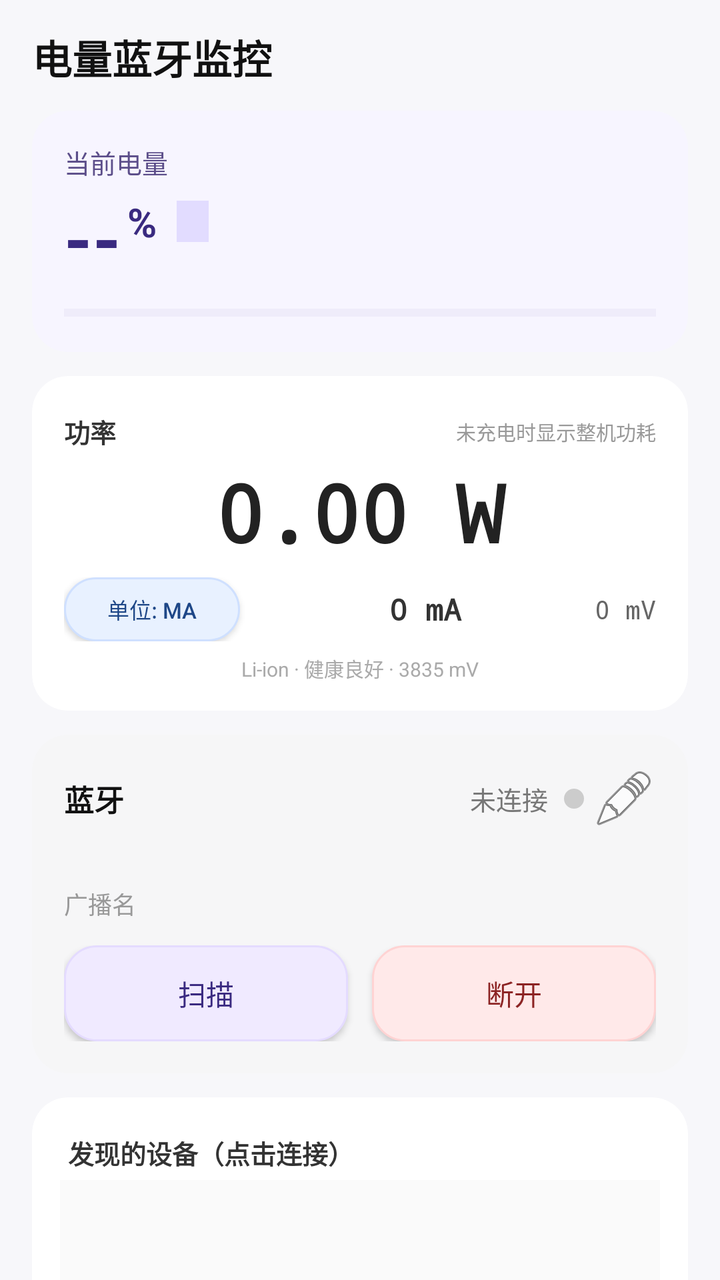
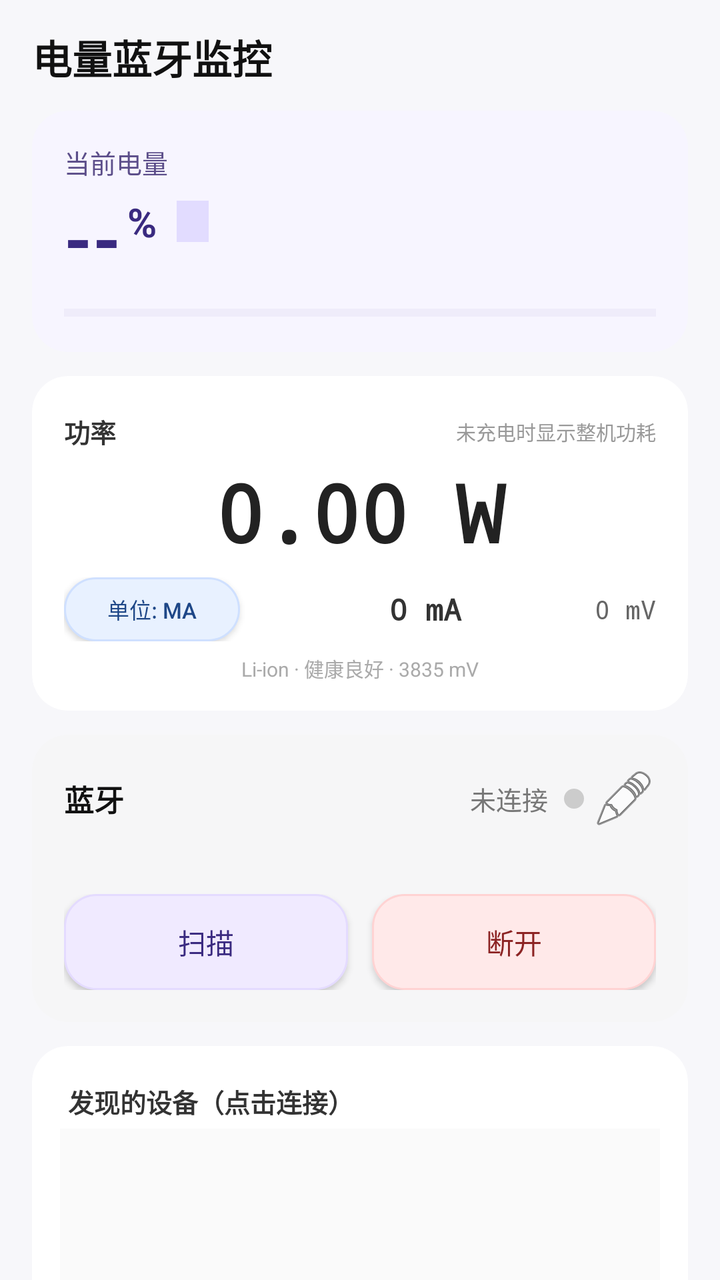

Compare the two renders of this Android layout. The source of the first and the diff that turns it into the second are given below.
<!-- AndroidManifest.xml: application theme Theme.BatteryBLEApp -->
<!-- res/layout/activity_main.xml -->
<?xml version="1.0" encoding="utf-8"?>
<androidx.core.widget.NestedScrollView xmlns:android="http://schemas.android.com/apk/res/android"
    xmlns:app="http://schemas.android.com/apk/res-auto"
    android:layout_width="match_parent"
    android:layout_height="match_parent"
    android:fillViewport="true"
    android:overScrollMode="never">

    <LinearLayout
        android:layout_width="match_parent"
        android:layout_height="wrap_content"
        android:orientation="vertical"
        android:paddingHorizontal="16dp"
        android:paddingTop="14dp"
        android:paddingBottom="20dp">

        
        <TextView
            android:id="@+id/tvTitle"
            android:layout_width="match_parent"
            android:layout_height="wrap_content"
            android:text="电量蓝牙监控"
            android:textSize="20sp"
            android:textStyle="bold"
            android:textColor="#111111"
            android:layout_marginBottom="12dp" />

        
        <androidx.cardview.widget.CardView
            android:layout_width="match_parent"
            android:layout_height="wrap_content"
            android:layout_marginBottom="12dp"
            app:cardBackgroundColor="#F7F5FF"
            app:cardCornerRadius="18dp"
            app:cardElevation="0dp">

            <LinearLayout
                android:layout_width="match_parent"
                android:layout_height="wrap_content"
                android:orientation="vertical"
                android:padding="16dp">

                <TextView
                    android:layout_width="wrap_content"
                    android:layout_height="wrap_content"
                    android:text="当前电量"
                    android:textSize="13sp"
                    android:textColor="#5C4E8A" />

                <LinearLayout
                    android:layout_width="match_parent"
                    android:layout_height="wrap_content"
                    android:layout_marginTop="4dp"
                    android:orientation="horizontal"
                    android:gravity="center_vertical">

                    <TextView
                        android:id="@+id/tvBatteryLevel"
                        android:layout_width="wrap_content"
                        android:layout_height="wrap_content"
                        android:text="--"
                        android:textSize="36sp"
                        android:textStyle="bold"
                        android:textColor="#3A2A80" />

                    <TextView
                        android:layout_width="wrap_content"
                        android:layout_height="wrap_content"
                        android:text="%"
                        android:textSize="20sp"
                        android:textStyle="bold"
                        android:textColor="#3A2A80"
                        android:layout_marginStart="3dp"
                        android:layout_marginBottom="8dp" />

                    <TextView
                        android:id="@+id/tvChargingStatus"
                        android:layout_width="wrap_content"
                        android:layout_height="wrap_content"
                        android:text=""
                        android:textSize="11sp"
                        android:textColor="#3A2A80"
                        android:background="#E2DCFF"
                        android:paddingHorizontal="8dp"
                        android:paddingVertical="3dp"
                        android:layout_marginStart="10dp"
                        android:layout_marginBottom="8dp" />
                </LinearLayout>

                <ProgressBar
                    android:id="@+id/pbBattery"
                    style="?android:attr/progressBarStyleHorizontal"
                    android:layout_width="match_parent"
                    android:layout_height="7dp"
                    android:layout_marginTop="10dp"
                    android:progressTint="#6C48FF"
                    android:progressBackgroundTint="#D6D0EC"
                    android:indeterminate="false"
                    android:max="100" />
            </LinearLayout>
        </androidx.cardview.widget.CardView>

        
        <androidx.cardview.widget.CardView
            android:layout_width="match_parent"
            android:layout_height="wrap_content"
            android:layout_marginBottom="12dp"
            app:cardBackgroundColor="#FFFFFF"
            app:cardCornerRadius="18dp"
            app:cardElevation="0dp">

            <LinearLayout
                android:layout_width="match_parent"
                android:layout_height="wrap_content"
                android:orientation="vertical"
                android:paddingTop="18dp"
                android:paddingBottom="14dp"
                android:paddingHorizontal="16dp">

                
                <LinearLayout
                    android:layout_width="match_parent"
                    android:layout_height="wrap_content"
                    android:orientation="horizontal"
                    android:gravity="center_vertical">

                    <TextView
                        android:layout_width="0dp"
                        android:layout_height="wrap_content"
                        android:layout_weight="1"
                        android:text="功率"
                        android:textSize="13sp"
                        android:textStyle="bold"
                        android:textColor="#333333" />

                    <TextView
                        android:id="@+id/tvPowerContext"
                        android:layout_width="0dp"
                        android:layout_height="wrap_content"
                        android:layout_weight="1"
                        android:gravity="end"
                        android:text="未充电时显示整机功耗"
                        android:textSize="10sp"
                        android:textColor="#999999" />
                </LinearLayout>

                
                <TextView
                    android:id="@+id/tvPowerW"
                    android:layout_width="match_parent"
                    android:layout_height="wrap_content"
                    android:layout_marginTop="4dp"
                    android:gravity="center"
                    android:text="0.00 W"
                    android:textSize="40sp"
                    android:textStyle="bold"
                    android:textColor="#222222"
                    android:fontFamily="monospace" />

                
                <LinearLayout
                    android:layout_width="match_parent"
                    android:layout_height="wrap_content"
                    android:layout_marginTop="6dp"
                    android:orientation="horizontal"
                    android:gravity="center_vertical">

                    
                    <androidx.appcompat.widget.AppCompatButton
                        android:id="@+id/btnUnitToggle"
                        android:layout_width="wrap_content"
                        android:layout_height="wrap_content"
                        android:minHeight="32dp"
                        android:paddingHorizontal="10dp"
                        android:paddingVertical="2dp"
                        android:textSize="11sp"
                        android:textColor="#1E4787"
                        android:background="@drawable/bg_btn_blue"
                        android:text="单位: mA" />

                    
                    <TextView
                        android:id="@+id/tvCurrent"
                        android:layout_width="0dp"
                        android:layout_height="wrap_content"
                        android:layout_weight="1"
                        android:layout_marginStart="8dp"
                        android:gravity="center"
                        android:text="0 mA"
                        android:textSize="15sp"
                        android:textStyle="bold"
                        android:textColor="#333333"
                        android:fontFamily="monospace" />

                    
                    <TextView
                        android:id="@+id/tvVoltage"
                        android:layout_width="wrap_content"
                        android:layout_height="wrap_content"
                        android:text="0 mV"
                        android:textSize="13sp"
                        android:textColor="#666666"
                        android:fontFamily="monospace" />
                </LinearLayout>

                
                <TextView
                    android:id="@+id/tvBatteryTech"
                    android:layout_width="match_parent"
                    android:layout_height="wrap_content"
                    android:layout_marginTop="6dp"
                    android:gravity="center"
                    android:text="Li-ion · 健康良好 · 3835 mV"
                    android:textSize="10sp"
                    android:textColor="#AAAAAA" />
            </LinearLayout>
        </androidx.cardview.widget.CardView>

        
        <androidx.cardview.widget.CardView
            android:layout_width="match_parent"
            android:layout_height="wrap_content"
            android:layout_marginBottom="12dp"
            app:cardBackgroundColor="#F6F6F7"
            app:cardCornerRadius="18dp"
            app:cardElevation="0dp">

            <LinearLayout
                android:layout_width="match_parent"
                android:layout_height="wrap_content"
                android:orientation="vertical"
                android:padding="16dp">

                <LinearLayout
                    android:layout_width="match_parent"
                    android:layout_height="wrap_content"
                    android:orientation="horizontal"
                    android:gravity="center_vertical">

                    <TextView
                        android:layout_width="wrap_content"
                        android:layout_height="wrap_content"
                        android:text="蓝牙"
                        android:textSize="15sp"
                        android:textStyle="bold"
                        android:textColor="#111111" />

                    <TextView
                        android:id="@+id/tvBleStatus"
                        android:layout_width="0dp"
                        android:layout_height="wrap_content"
                        android:layout_weight="1"
                        android:text="未连接"
                        android:textSize="13sp"
                        android:textColor="#777777"
                        android:gravity="end" />

                    <View
                        android:id="@+id/vBleStatusDot"
                        android:layout_width="10dp"
                        android:layout_height="10dp"
                        android:layout_marginStart="8dp"
                        android:background="@drawable/bg_status_dot" />

                    <androidx.appcompat.widget.AppCompatImageButton
                        android:id="@+id/btnEditDeviceName"
                        android:layout_width="32dp"
                        android:layout_height="32dp"
                        android:layout_marginStart="4dp"
                        android:background="?attr/selectableItemBackgroundBorderless"
                        android:padding="6dp"
                        android:src="@android:drawable/ic_menu_edit"
                        android:contentDescription="修改广播名" />
                </LinearLayout>

                <TextView
                    android:id="@+id/tvConnectedDevice"
                    android:layout_width="match_parent"
                    android:layout_height="wrap_content"
                    android:layout_marginTop="5dp"
                    android:text=""
                    android:textSize="11sp"
                    android:textColor="#777777" />

                <LinearLayout
                    android:id="@+id/llDeviceNameRow"
                    android:layout_width="match_parent"
                    android:layout_height="wrap_content"
                    android:layout_marginTop="8dp"
                    android:orientation="horizontal"
                    android:gravity="center_vertical">

                    <TextView
                        android:layout_width="wrap_content"
                        android:layout_height="wrap_content"
                        android:text="广播名"
                        android:textSize="12sp"
                        android:textColor="#999999" />

                    <TextView
                        android:id="@+id/tvDeviceNameLabel"
                        android:layout_width="0dp"
                        android:layout_height="wrap_content"
                        android:layout_weight="1"
                        android:layout_marginStart="8dp"
                        android:textSize="13sp"
                        android:textColor="#333333"
                        android:ellipsize="end"
                        android:singleLine="true" />
                </LinearLayout>

                <LinearLayout
                    android:layout_width="match_parent"
                    android:layout_height="wrap_content"
                    android:layout_marginTop="12dp"
                    android:orientation="horizontal">

                    <androidx.appcompat.widget.AppCompatButton
                        android:id="@+id/btnScan"
                        android:layout_width="0dp"
                        android:layout_height="wrap_content"
                        android:layout_weight="1"
                        android:minHeight="48dp"
                        android:paddingVertical="10dp"
                        android:textColor="#3A2A80"
                        android:textSize="14sp"
                        android:includeFontPadding="false"
                        android:text="扫描"
                        android:layout_marginEnd="6dp"
                        android:background="@drawable/bg_btn_purple" />

                    <androidx.appcompat.widget.AppCompatButton
                        android:id="@+id/btnDisconnect"
                        android:layout_width="0dp"
                        android:layout_height="wrap_content"
                        android:layout_weight="1"
                        android:minHeight="48dp"
                        android:paddingVertical="10dp"
                        android:textColor="#8C2424"
                        android:textSize="14sp"
                        android:includeFontPadding="false"
                        android:text="断开"
                        android:layout_marginStart="6dp"
                        android:background="@drawable/bg_btn_red" />
                </LinearLayout>
            </LinearLayout>
        </androidx.cardview.widget.CardView>

        
        <androidx.cardview.widget.CardView
            android:layout_width="match_parent"
            android:layout_height="wrap_content"
            android:layout_marginBottom="12dp"
            app:cardBackgroundColor="#FFFFFF"
            app:cardCornerRadius="18dp"
            app:cardElevation="0dp">

            <LinearLayout
                android:layout_width="match_parent"
                android:layout_height="wrap_content"
                android:orientation="vertical"
                android:padding="14dp">

                <LinearLayout
                    android:layout_width="match_parent"
                    android:layout_height="wrap_content"
                    android:orientation="horizontal"
                    android:gravity="center_vertical"
                    android:paddingHorizontal="4dp"
                    android:paddingVertical="4dp">

                    <TextView
                        android:layout_width="0dp"
                        android:layout_height="wrap_content"
                        android:layout_weight="1"
                        android:text="发现的设备（点击连接）"
                        android:textSize="13sp"
                        android:textColor="#333333"
                        android:textStyle="bold" />

                    <TextView
                        android:id="@+id/tvDeviceCount"
                        android:layout_width="wrap_content"
                        android:layout_height="wrap_content"
                        android:textSize="12sp"
                        android:textColor="#999999" />
                </LinearLayout>

                <androidx.recyclerview.widget.RecyclerView
                    android:id="@+id/rvDevices"
                    android:layout_width="match_parent"
                    android:layout_height="90dp"
                    android:overScrollMode="ifContentScrolls"
                    android:scrollbars="vertical"
                    android:fadingEdge="vertical"
                    android:fadingEdgeLength="16dp"
                    android:requiresFadingEdge="vertical"
                    android:background="#FAFAFA" />
            </LinearLayout>
        </androidx.cardview.widget.CardView>

        
        <androidx.cardview.widget.CardView
            android:layout_width="match_parent"
            android:layout_height="wrap_content"
            android:layout_marginBottom="12dp"
            app:cardBackgroundColor="#FFFFFF"
            app:cardCornerRadius="18dp"
            app:cardElevation="0dp">

            <LinearLayout
                android:layout_width="match_parent"
                android:layout_height="wrap_content"
                android:orientation="vertical"
                android:padding="16dp">

                <TextView
                    android:layout_width="match_parent"
                    android:layout_height="wrap_content"
                    android:text="电量阈值"
                    android:textSize="15sp"
                    android:textStyle="bold"
                    android:textColor="#111111" />

                
                <LinearLayout
                    android:layout_width="match_parent"
                    android:layout_height="wrap_content"
                    android:layout_marginTop="10dp"
                    android:orientation="horizontal"
                    android:gravity="center_vertical">

                    <TextView
                        android:layout_width="wrap_content"
                        android:layout_height="wrap_content"
                        android:text="停充阈值"
                        android:textSize="12sp"
                        android:textColor="#1E4787"
                        android:minWidth="72dp" />

                    <EditText
                        android:id="@+id/etOpenThreshold"
                        android:layout_width="0dp"
                        android:layout_height="wrap_content"
                        android:layout_weight="1"
                        android:hint="80"
                        android:inputType="number"
                        android:text="80"
                        android:textSize="14sp"
                        android:textColor="#111111"
                        android:background="#F1F1F3"
                        android:paddingHorizontal="12dp"
                        android:paddingVertical="8dp"
                        android:textColorHint="#999999"
                        android:layout_marginEnd="8dp" />

                    <TextView
                        android:layout_width="wrap_content"
                        android:layout_height="wrap_content"
                        android:text="%"
                        android:textSize="13sp"
                        android:textColor="#555555" />
                </LinearLayout>

                
                <LinearLayout
                    android:layout_width="match_parent"
                    android:layout_height="wrap_content"
                    android:layout_marginTop="6dp"
                    android:orientation="horizontal"
                    android:gravity="center_vertical">

                    <TextView
                        android:layout_width="wrap_content"
                        android:layout_height="wrap_content"
                        android:text="开充阈值"
                        android:textSize="12sp"
                        android:textColor="#8A6420"
                        android:minWidth="72dp" />

                    <EditText
                        android:id="@+id/etCloseThreshold"
                        android:layout_width="0dp"
                        android:layout_height="wrap_content"
                        android:layout_weight="1"
                        android:hint="20"
                        android:inputType="number"
                        android:text="20"
                        android:textSize="14sp"
                        android:textColor="#111111"
                        android:background="#F1F1F3"
                        android:paddingHorizontal="12dp"
                        android:paddingVertical="8dp"
                        android:textColorHint="#999999"
                        android:layout_marginEnd="8dp" />

                    <TextView
                        android:layout_width="wrap_content"
                        android:layout_height="wrap_content"
                        android:text="%"
                        android:textSize="13sp"
                        android:textColor="#555555" />
                </LinearLayout>

                
                <androidx.appcompat.widget.AppCompatButton
                    android:id="@+id/btnSetThreshold"
                    android:layout_width="match_parent"
                    android:layout_height="wrap_content"
                    android:layout_marginTop="10dp"
                    android:minHeight="46dp"
                    android:paddingVertical="9dp"
                    android:textColor="#157045"
                    android:textSize="14sp"
                    android:includeFontPadding="false"
                    android:text="应用阈值"
                    android:background="@drawable/bg_btn_green" />

                <TextView
                    android:id="@+id/tvThresholdInfo"
                    android:layout_width="match_parent"
                    android:layout_height="wrap_content"
                    android:layout_marginTop="6dp"
                    android:text="当前：充到 80% 自动停充，掉到 20% 自动开充"
                    android:textSize="11sp"
                    android:textColor="#888888" />

                
                <LinearLayout
                    android:layout_width="match_parent"
                    android:layout_height="wrap_content"
                    android:layout_marginTop="10dp"
                    android:orientation="horizontal">

                    <androidx.appcompat.widget.AppCompatButton
                        android:id="@+id/btnTestSend"
                        android:layout_width="0dp"
                        android:layout_height="wrap_content"
                        android:layout_weight="1"
                        android:minHeight="48dp"
                        android:paddingVertical="10dp"
                        android:paddingHorizontal="4dp"
                        android:textColor="#1E4787"
                        android:textSize="14sp"
                        android:includeFontPadding="false"
                        android:text="开充电"
                        android:layout_marginEnd="6dp"
                        android:background="@drawable/bg_btn_blue" />

                    <androidx.appcompat.widget.AppCompatButton
                        android:id="@+id/btnSendStatus"
                        android:layout_width="0dp"
                        android:layout_height="wrap_content"
                        android:layout_weight="1"
                        android:minHeight="48dp"
                        android:paddingVertical="10dp"
                        android:paddingHorizontal="4dp"
                        android:textColor="#8A6420"
                        android:textSize="14sp"
                        android:includeFontPadding="false"
                        android:text="关充电"
                        android:layout_marginStart="6dp"
                        android:background="@drawable/bg_btn_yellow" />
                </LinearLayout>
            </LinearLayout>
        </androidx.cardview.widget.CardView>

    </LinearLayout>
</androidx.core.widget.NestedScrollView>
<!-- resources referenced by this layout -->
<resources>
  <!-- drawable bg_btn_blue (drawable) -->
  <?xml version="1.0" encoding="utf-8"?>
  <shape xmlns:android="http://schemas.android.com/apk/res/android"
      android:shape="rectangle">
      <solid android:color="#E8F1FF"/>
      <corners android:radius="16dp"/>
      <stroke android:width="1dp" android:color="#CFE0FF"/>
  </shape>
  <!-- drawable bg_btn_green (drawable) -->
  <?xml version="1.0" encoding="utf-8"?>
  <shape xmlns:android="http://schemas.android.com/apk/res/android"
      android:shape="rectangle">
      <solid android:color="#E8F6EE"/>
      <corners android:radius="16dp"/>
      <stroke android:width="1dp" android:color="#CFE8DA"/>
  </shape>
  <!-- drawable bg_btn_purple (drawable) -->
  <?xml version="1.0" encoding="utf-8"?>
  <shape xmlns:android="http://schemas.android.com/apk/res/android"
      android:shape="rectangle">
      <solid android:color="#F0EAFF"/>
      <corners android:radius="16dp"/>
      <stroke android:width="1dp" android:color="#E4DBFF"/>
  </shape>
  <!-- drawable bg_btn_red (drawable) -->
  <?xml version="1.0" encoding="utf-8"?>
  <shape xmlns:android="http://schemas.android.com/apk/res/android"
      android:shape="rectangle">
      <solid android:color="#FFE9E9"/>
      <corners android:radius="16dp"/>
      <stroke android:width="1dp" android:color="#FFD3D3"/>
  </shape>
  <!-- drawable bg_btn_yellow (drawable) -->
  <?xml version="1.0" encoding="utf-8"?>
  <shape xmlns:android="http://schemas.android.com/apk/res/android"
      android:shape="rectangle">
      <solid android:color="#FFF1D1"/>
      <corners android:radius="16dp"/>
      <stroke android:width="1dp" android:color="#F4DDA3"/>
  </shape>
  <!-- drawable bg_status_dot (drawable) -->
  <?xml version="1.0" encoding="utf-8"?>
  <shape xmlns:android="http://schemas.android.com/apk/res/android"
      android:shape="oval">
      <solid android:color="#CCCCCC"/>
  </shape>
  <style name="Theme.BatteryBLEApp" parent="Theme.MaterialComponents.Light.NoActionBar">
          <item name="colorPrimary">#4C35A6</item>
          <item name="colorPrimaryVariant">#3A2A80</item>
          <item name="colorOnPrimary">#FFFFFF</item>
          <item name="colorSecondary">#228B5B</item>
          <item name="colorSecondaryVariant">#1A6B47</item>
          <item name="colorOnSecondary">#FFFFFF</item>
          <item name="android:statusBarColor" tools:targetApi="l">@android:color/white</item>
          <item name="android:windowLightStatusBar" tools:targetApi="m">true</item>
          <item name="android:windowBackground">#F7F7FA</item>
          <item name="android:navigationBarColor" tools:targetApi="o_mr1">@android:color/white</item>
          <item name="android:windowLightNavigationBar" tools:targetApi="o_mr1">true</item>
          <item name="elevationOverlayEnabled">false</item>
      </style>
</resources>

<!-- the commit's change to res/layout/activity_main.xml (unified diff, before → after) -->
@@ -288,7 +288,8 @@
                     android:layout_height="wrap_content"
                     android:layout_marginTop="8dp"
                     android:orientation="horizontal"
-                    android:gravity="center_vertical">
+                    android:gravity="center_vertical"
+                    android:visibility="gone">
 
                     <TextView
                         android:layout_width="wrap_content"
